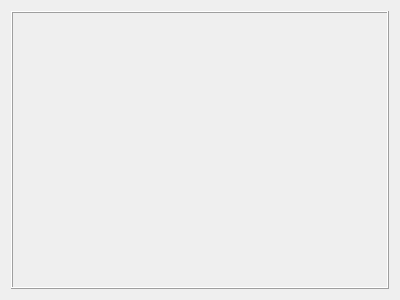
mtonin/gestcassa, file src/arealavoro.ui: the form before one commit.
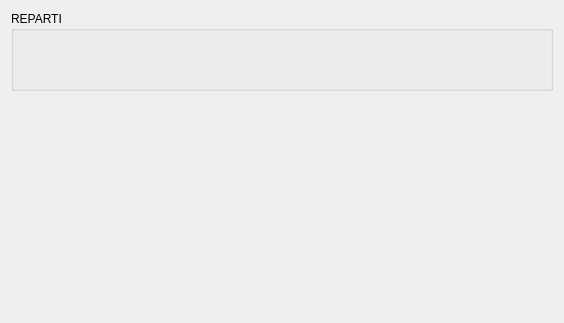
The form after the commit.

Commit message: - modifiche alla sezione reparti

What changed in the file:
```diff
--- a/src/arealavoro.ui
+++ b/src/arealavoro.ui
@@ -6,21 +6,34 @@
    <rect>
     <x>0</x>
     <y>0</y>
-    <width>400</width>
-    <height>300</height>
+    <width>564</width>
+    <height>323</height>
    </rect>
   </property>
   <property name="windowTitle">
    <string>Form</string>
   </property>
-  <layout class="QHBoxLayout" name="horizontalLayout">
+  <layout class="QVBoxLayout" name="verticalLayout">
    <item>
-    <widget class="QStackedWidget" name="areLavoroStack">
-     <property name="frameShape">
-      <enum>QFrame::Box</enum>
+    <widget class="QGroupBox" name="repartiBox">
+     <property name="minimumSize">
+      <size>
+       <width>0</width>
+       <height>80</height>
+      </size>
      </property>
-     <property name="frameShadow">
-      <enum>QFrame::Raised</enum>
+     <property name="title">
+      <string>REPARTI</string>
+     </property>
+    </widget>
+   </item>
+   <item>
+    <widget class="QStackedWidget" name="articoliBox">
+     <property name="sizePolicy">
+      <sizepolicy hsizetype="Preferred" vsizetype="Preferred">
+       <horstretch>0</horstretch>
+       <verstretch>4</verstretch>
+      </sizepolicy>
      </property>
     </widget>
    </item>
```
The commit also changes 10 other files.
